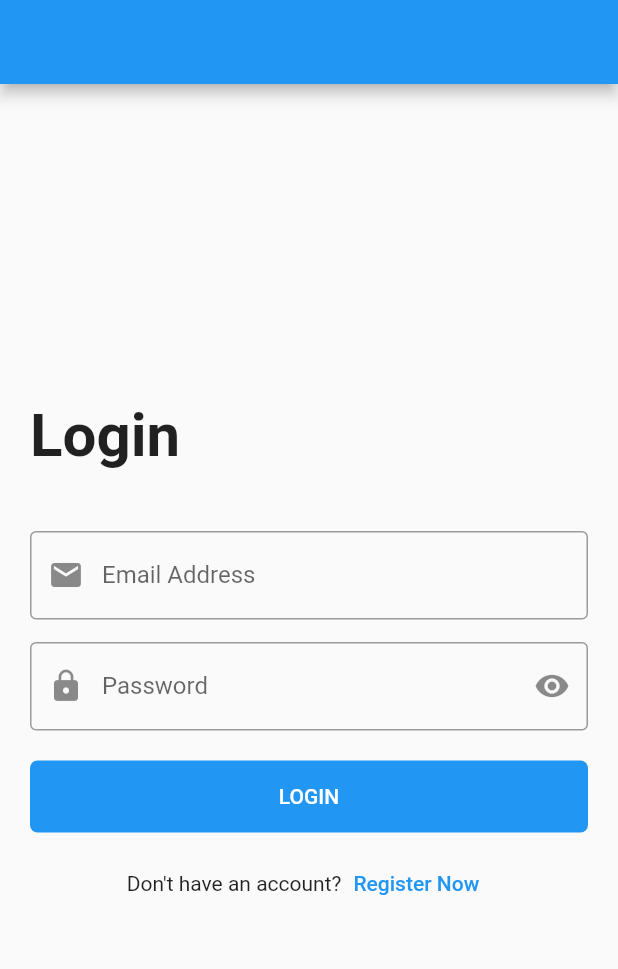
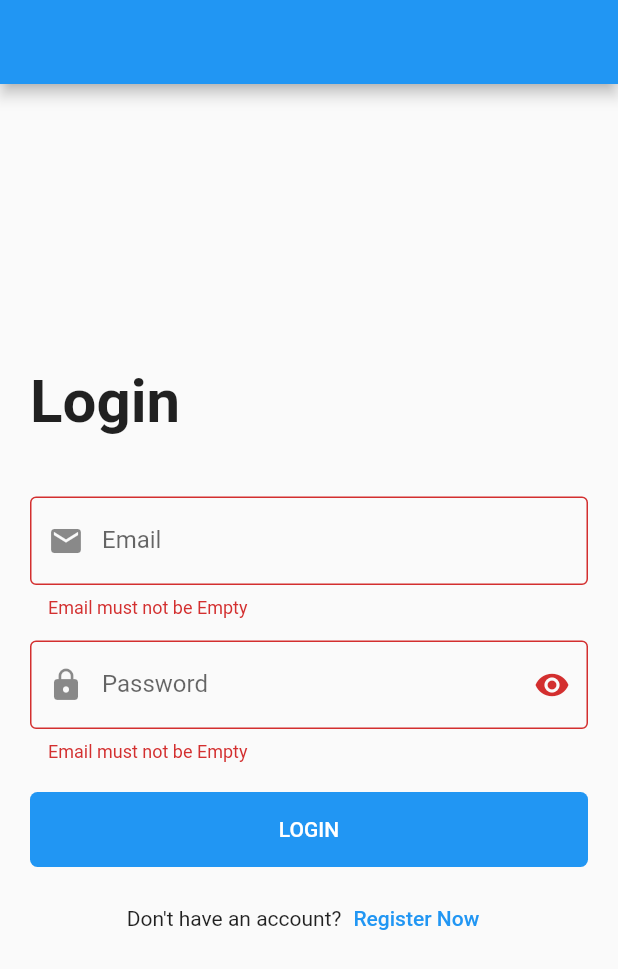
Before and after one commit to PeterMagedAziz/BMI, a Flutter app: the screen it shows after launch, after a tap on "LOGIN", on a phone screen of 412 x 824 dp. Shown: the top 969 px of the screen. Run offline on Flutter 3.47's test engine with Material 2 defaults, Android fonts, the phone set to English and light mode, and no system bars.

Commit message:
loginupdates

```diff
--- a/lib/main.dart
+++ b/lib/main.dart
@@ -1,5 +1,8 @@
+import 'package:bmi/modules/bmi/bmi-screen.dart';
+import 'package:bmi/modules/home/home_screen.dart';
 import 'package:bmi/modules/login/login_Screen.dart';
 import 'package:bmi/modules/messenger/messenger_screen.dart';
+import 'package:bmi/modules/users/user_screen.dart';
 import 'package:flutter/material.dart';
 
 void main() {
@@ -12,7 +15,7 @@ class MyApp extends StatelessWidget {
   // This widget is the root of your application.
   @override
   Widget build(BuildContext context) {
-    return  MaterialApp(
+    return   MaterialApp(
       debugShowCheckedModeBanner: false,
       home: LoginScreen(),
 
--- a/lib/modules/login/login_Screen.dart
+++ b/lib/modules/login/login_Screen.dart
@@ -1,10 +1,20 @@
+import 'package:bmi/shared/components/components.dart';
 import 'package:flutter/material.dart';
 
-class LoginScreen extends StatelessWidget {
+class LoginScreen extends StatefulWidget {
+  LoginScreen({Key? key}) : super(key: key);
+
+  @override
+  State<LoginScreen> createState() => _LoginScreenState();
+}
+
+class _LoginScreenState extends State<LoginScreen> {
   var emailController = TextEditingController();
+
   var passwordController = TextEditingController();
 
-  LoginScreen({Key? key}) : super(key: key);
+  var formkey = GlobalKey<FormState>();
+  bool isPasswordShow = true;
 
   @override
   Widget build(BuildContext context) {
@@ -14,6 +24,8 @@ class LoginScreen extends StatelessWidget {
         padding: const EdgeInsets.all(20.0),
         child: Center(
           child: SingleChildScrollView(
+            child: Form(
+              key: formkey,
               child: Column(
                 crossAxisAlignment: CrossAxisAlignment.start,
                 children: [
@@ -27,68 +39,53 @@ class LoginScreen extends StatelessWidget {
                   const SizedBox(
                     height: 40.0,
                   ),
-                TextFormField(
+                  defaultFormField(
                     controller: emailController,
-                  keyboardType: TextInputType.emailAddress,
-                  onFieldSubmitted: (String value) {
-                    print(value);
+                    type: TextInputType.emailAddress,
+                    validate: (String value) {
+                      if (value.isEmpty) {
+                        return 'Email must not be Empty';
+                      }
+                      return null;
                     },
-                  onChanged: (String value) {
-                    print(value);
-                  },
-                  decoration: const InputDecoration(
-                    labelText: 'Email Address',
-                    prefixIcon: Icon(
-                      Icons.email,
-                    ),
-                    border: OutlineInputBorder(),
-                  ),
+                    label: 'Email',
+                    prefix: Icons.email,
+                    suffixPressed: () {},
                   ),
                   const SizedBox(
                     height: 15.0,
                   ),
-                TextFormField(
+                  defaultFormField(
                     controller: passwordController,
-                  keyboardType: TextInputType.visiblePassword,
-                  obscureText: true,
-                  onFieldSubmitted: (String value) {
-                    print(value);
+                    type: TextInputType.visiblePassword,
+                    validate: (String value) {
+                      if (value.isEmpty) {
+                        return 'Password must not be Empty';
+                      }
+                      return null;
                     },
-                  onChanged: (String value) {
-                    print(value);
+                    label: 'Password',
+                    prefix: Icons.lock,
+                    suffix: isPasswordShow ? Icons.visibility : Icons.visibility_off,
+                    isPassword: isPasswordShow,
+                    suffixPressed: () {
+                      setState(() {
+                        isPasswordShow = !isPasswordShow;
+                      });
                     },
-                  decoration: const InputDecoration(
-                    labelText: 'Password',
-                    prefixIcon:  Icon(
-                      Icons.lock,
-                    ),
-                    suffixIcon: Icon(
-                      Icons.remove_red_eye,
-                    ),
-                    border:  OutlineInputBorder(),
-                  ),
                   ),
                   const SizedBox(
                     height: 20.0,
                   ),
-                Container(
-                  width: double.infinity,
-                  decoration: BoxDecoration(
-                    borderRadius: BorderRadius.circular(5.0),
-                    color: Colors.blue,
-                  ),
-                  child: MaterialButton(
-                    onPressed: () {
+                  defaultButton(
+                    radius: 5.0,
+                    text: 'login',
+                    function: () {
+                      if (formkey.currentState!.validate()) {
                         print(emailController.text);
                         print(passwordController.text);
+                      }
                     },
-                    child: const Text(
-                      'LOGIN',
-                      style:  TextStyle(
-                        color: Colors.white,
-                      ),
-                    ),
-                  ),
                   ),
                   const SizedBox(
                     height: 10.0,
@@ -112,6 +109,7 @@ class LoginScreen extends StatelessWidget {
             ),
           ),
         ),
+      ),
     );
   }
 }
--- a/lib/shared/components/components.dart
+++ b/lib/shared/components/components.dart
@@ -0,0 +1,69 @@
+import 'package:flutter/material.dart';
+
+Widget defaultButton({
+  double width = double.infinity,
+  Color background = Colors.blue,
+  bool isUpperCase = true,
+  double radius = 0.0,
+  required VoidCallback function,
+  required String text,
+}) =>
+    Container(
+      width: width,
+      height: 50.0,
+      decoration: BoxDecoration(
+        color: background,
+        borderRadius: BorderRadius.circular(radius),
+      ),
+      child: MaterialButton(
+        onPressed: function,
+        child: Text(
+          isUpperCase ? text.toUpperCase() : text,
+          style: const TextStyle(
+            color: Colors.white,
+          ),
+        ),
+      ),
+    );
+Widget defaultFormField({
+  required TextEditingController controller,
+  required TextInputType type,
+  required Function validate,
+  bool isPassword = false,
+  required String label,
+  required IconData prefix,
+  IconData? suffix,
+  required VoidCallback suffixPressed,
+}) =>
+    TextFormField(
+      controller: controller,
+      keyboardType: type,
+      obscureText: isPassword,
+      onFieldSubmitted: (String value) {
+        print(value);
+      },
+      onChanged: (String value) {
+        print(value);
+      },
+      validator: (value) {
+        if (value!.isEmpty) {
+          return 'Email must not be Empty ';
+        }
+        return null;
+      },
+      decoration: InputDecoration(
+        labelText: label,
+        prefixIcon: Icon(
+          prefix,
+        ),
+        suffixIcon: suffix != null
+            ? IconButton(
+                onPressed: suffixPressed,
+                icon: Icon(
+                  suffix,
+                ),
+              )
+            : null,
+        border: const OutlineInputBorder(),
+      ),
+    );
```
Lines whose indentation alone changed are shown as unchanged.
